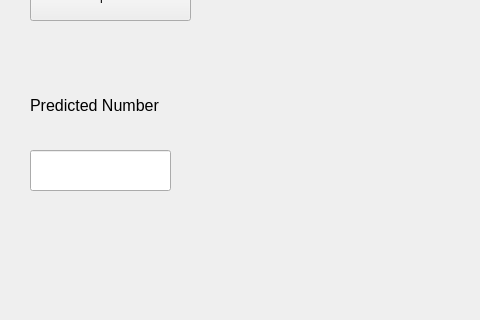
Before: the Qt Designer form Digit.ui in loading99/MNIST-MINIAPP, drawn with Qt 5; both pictures show x 0 to 480 and y 190 to 510 of the 800 by 600 pixel window.
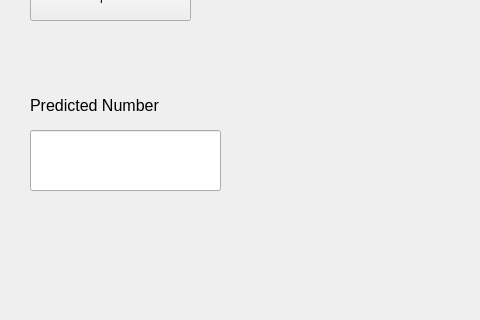
After: the same form once the commit is applied.

Commit message: MNIST MINI APP Version 1.1 make adjustment.

What changed in the file:
```diff
--- a/Digit.ui
+++ b/Digit.ui
@@ -31,11 +31,21 @@
     <property name="geometry">
      <rect>
       <x>30</x>
-      <y>340</y>
-      <width>141</width>
-      <height>41</height>
+      <y>320</y>
+      <width>191</width>
+      <height>61</height>
      </rect>
     </property>
+    <property name="font">
+     <font>
+      <pointsize>12</pointsize>
+      <weight>75</weight>
+      <bold>true</bold>
+     </font>
+    </property>
+    <property name="text">
+     <string/>
+    </property>
    </widget>
    <widget class="QLabel" name="label">
     <property name="geometry">
```
The commit also changes 2 other files.
